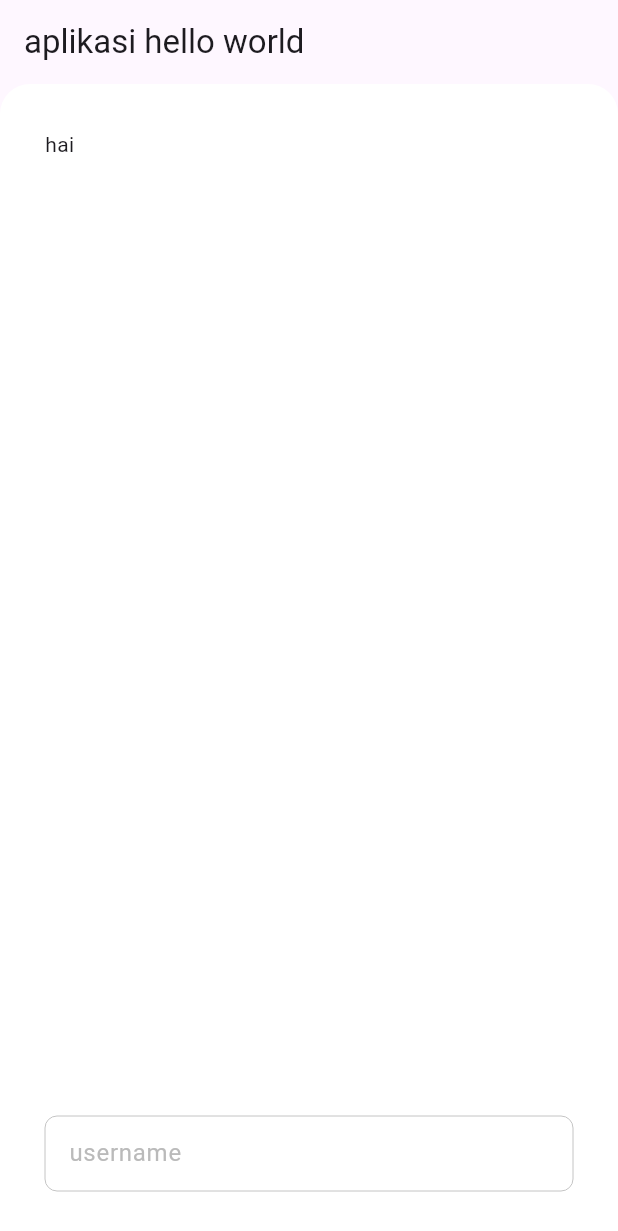
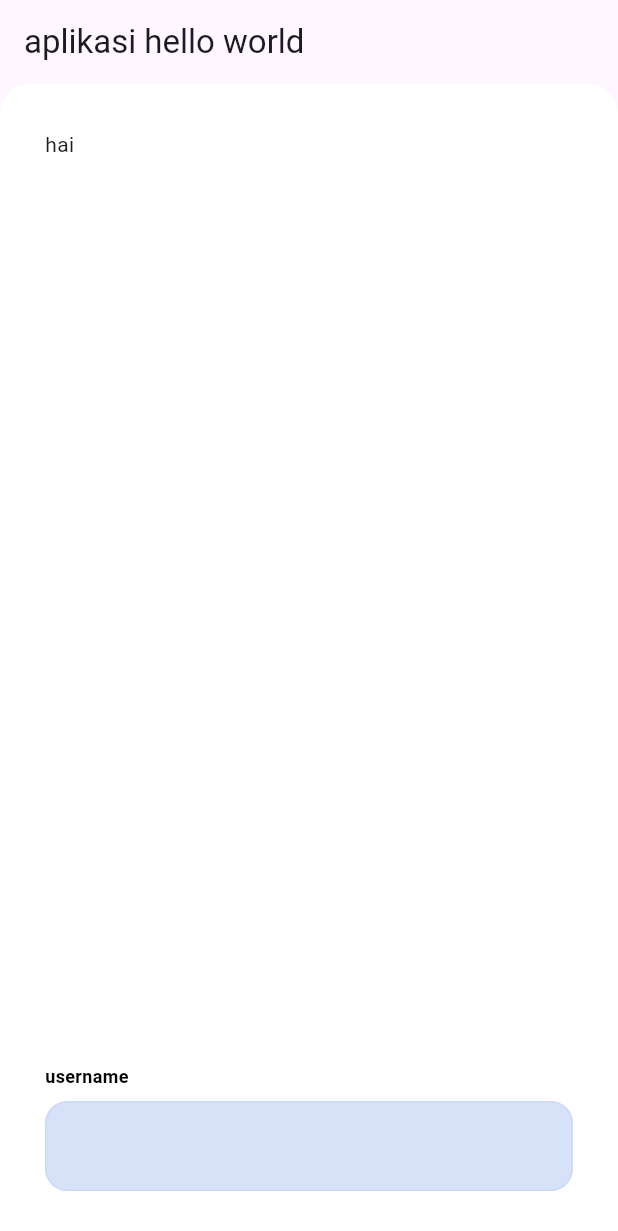
Before and after one commit to mdifal/KuliahKu-FE, a Flutter app: the screen it shows after launch, after a tap on "register", on a phone screen of 412 x 824 dp. Shown: the top 1231 px of the screen. Run offline on Flutter 3.47's test engine with Material 3 defaults, Android fonts, the phone set to English and light mode, and no system bars; missing offline and left inert: passwordfield; Roboto replaces fonts that are missing (Poppins).

Commit message:
update widget text-field

```diff
--- a/lib/ui/shared/style.dart
+++ b/lib/ui/shared/style.dart
@@ -2,11 +2,12 @@ import 'package:flutter/material.dart';
 
 // Colors
 const Color mainColor = Color(0xFF436CD3);
+const Color secondaryColor = Color(0xFFCDD9F6);
 const Color yellow = Color(0xFFFFCB46);
 const Color white = Color(0xFFFFFFFF);
 const Color black = Color(0xFF020202);
 const Color blackSoft = Color(0xFF535353);
-const Color grey = Color(0xFF8D92A3);
+const Color grey = Color(0xFF717171);
 const Color greySoft = Color(0xFFC4C4C4);
 const Color failed = Color(0xFFF05B5D);
 const Color success = Color(0xFF1ABC9C);
--- a/lib/ui/widgets/text_field.dart
+++ b/lib/ui/widgets/text_field.dart
@@ -1,56 +1,106 @@
 import 'package:flutter/material.dart';
 import 'package:kuliahku/ui/shared/style.dart';
+import 'package:passwordfield/passwordfield.dart';
 
 class CustomTextField extends StatelessWidget {
   final String? label;
+  final String? placeholder;
   final bool password;
 
   const CustomTextField({
     Key? key,
+    this.placeholder,
     this.label,
     this.password = false,
   }) : super(key: key);
 
-
   @override
   Widget build(BuildContext context) {
     return Container(
-      child: TextField(
-        cursorColor: black,
+        child: Column(
+      crossAxisAlignment: CrossAxisAlignment.start,
+      children: <Widget>[
+        Padding(
+          padding: const EdgeInsets.only(
+              bottom: 8.0), // Tambahkan margin bawah pada teks
+          child: Text(
+            label!,
+            style: TextStyle(
+              color: black,
+              fontFamily: 'Poppins',
+              fontSize: 12,
+              fontWeight: FontWeight.w600,
+            ),
+          ),
+        ),
+        if (password)
+          PasswordField(
+            passwordDecoration: PasswordDecoration(
+                hintStyle: TextStyle(
+              fontSize: 12,
+              color: grey,
+              fontWeight: FontWeight.w600,
+            )),
+            backgroundColor: secondaryColor.withOpacity(1),
+            passwordConstraint: r'.*[@$#.*].*',
+            hintText: placeholder,
+            border: PasswordBorder(
+              enabledBorder: OutlineInputBorder(
+                borderRadius: BorderRadius.circular(15),
+                borderSide: BorderSide(
+                  color: secondaryColor,
+                  width: 1,
+                ),
+              ),
+              focusedErrorBorder: OutlineInputBorder(
+                borderRadius: BorderRadius.circular(15),
+                borderSide: BorderSide(width: 2, color: Colors.red.shade200),
+              ),
+              focusedBorder: OutlineInputBorder(
+                borderRadius: BorderRadius.circular(15),
+                borderSide: BorderSide(
+                  color: mainColor,
+                  width: 1,
+                ),
+              ),
+            ),
+            errorMessage: 'must contain special character either . * @ # \$',
+          )
+        else
+          TextField(
             style: TextStyle(
               fontSize: 12,
               color: black,
             ),
             decoration: InputDecoration(
-          labelText: label,
-          labelStyle: TextStyle(color: hint),
-          counterStyle: TextStyle(
-            color: mainColor,
+              filled: true,
+              fillColor: secondaryColor.withOpacity(0.8),
+              hintText: placeholder,
+              hintStyle: TextStyle(
+                fontSize: 12,
+                color: grey.withOpacity(0.8),
+                fontWeight: FontWeight.w600,
               ),
+              contentPadding:
+                  EdgeInsets.symmetric(horizontal: 12, vertical: 21),
               enabledBorder: OutlineInputBorder(
-            borderRadius: BorderRadius.circular(8),
+                borderRadius: BorderRadius.circular(15),
                 borderSide: BorderSide(
-              color: greySoft,
-              width: 0.0,
+                  color: secondaryColor,
+                  width: 1,
                 ),
               ),
               enabled: true,
-          border: OutlineInputBorder(
-            borderRadius: BorderRadius.circular(8),
+              focusedBorder: OutlineInputBorder(
+                borderRadius: BorderRadius.circular(15),
                 borderSide: BorderSide(
-              color: greySoft,
-              width: 0,
-            ),
-          ),
-          focusedBorder: OutlineInputBorder(
-            borderRadius: BorderRadius.circular(8),
-            borderSide: BorderSide(
-              color: black,
+                  color: mainColor,
                   width: 1,
                 ),
               ),
             ),
-      ),
-    );
+          )
+      ],
+    ));
   }
 }
```
Lines whose indentation alone changed are shown as unchanged.
